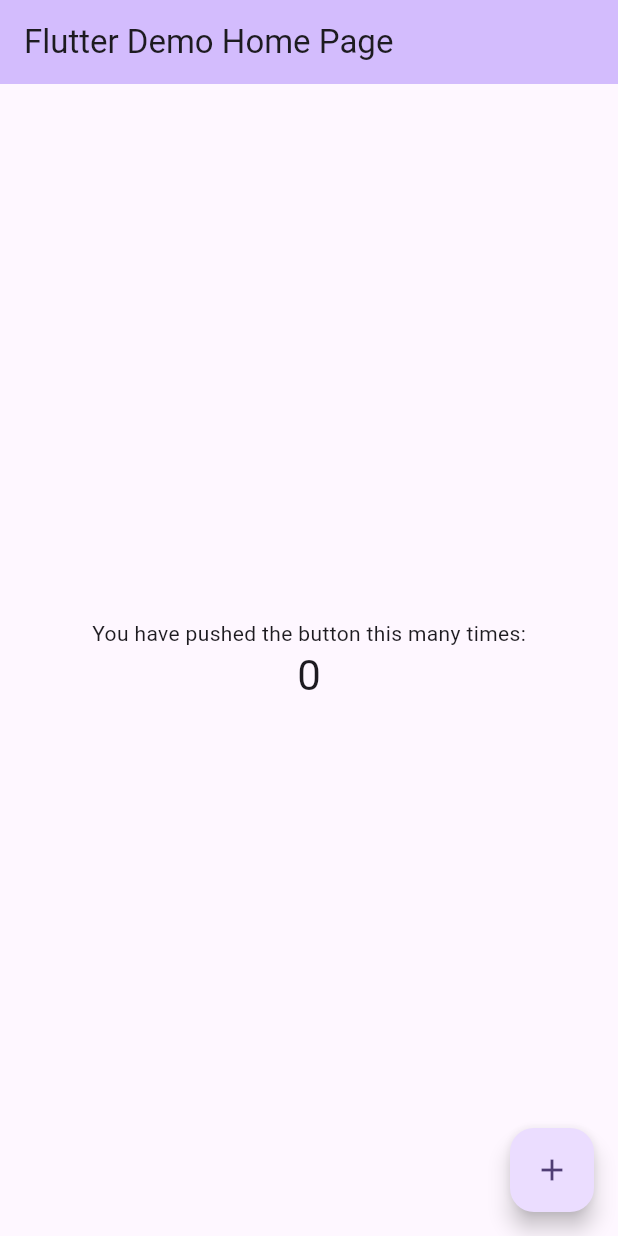
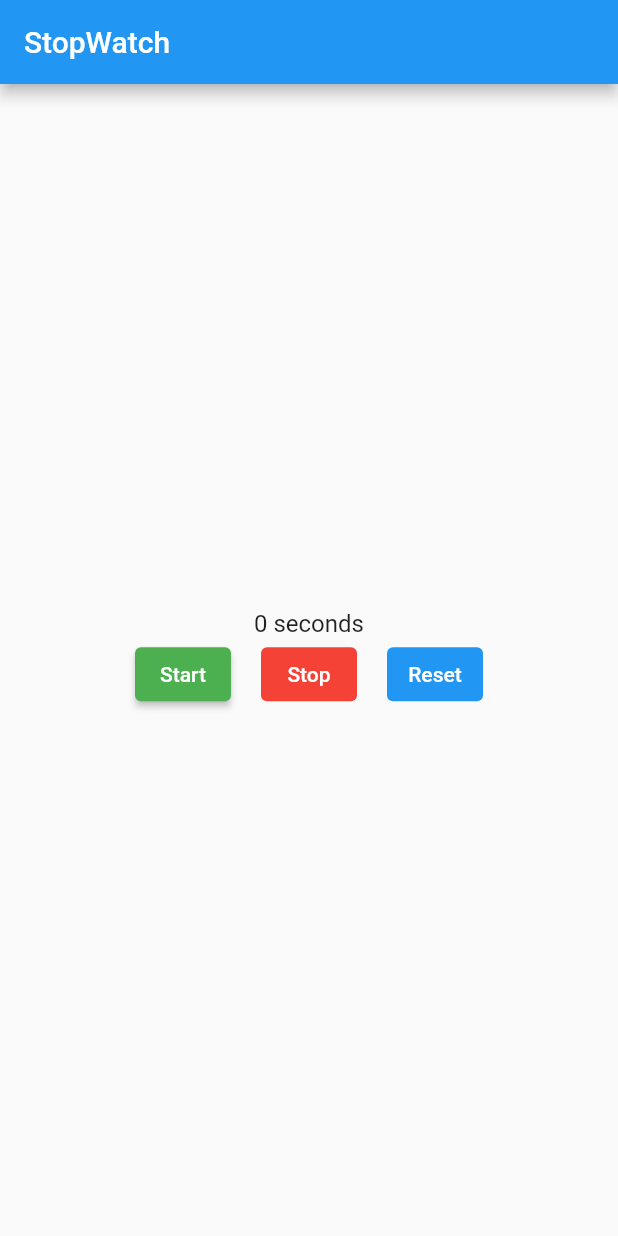
Before and after one commit to RianKenji/Pertemuan3MobProg, a Flutter app: the screen it shows after launch, on a phone screen of 412 x 824 dp. Run offline on Flutter 3.47's test engine with Material 2 defaults, Android fonts, the phone set to English and light mode, and no system bars.

Commit message:
Exit commit

```diff
--- a/lib/main.dart
+++ b/lib/main.dart
@@ -1,125 +1,12 @@
 import 'package:flutter/material.dart';
+import 'package:pertemuan3/stopwatch.dart';
 
-void main() {
-  runApp(const MyApp());
-}
+void main() => runApp(StopWatchApp());
 
-class MyApp extends StatelessWidget {
-  const MyApp({super.key});
-
-  // This widget is the root of your application.
-  @override
-  Widget build(BuildContext context) {
+class StopWatchApp extends StatelessWidget{
+  Widget build (BuildContext context){
     return MaterialApp(
-      title: 'Flutter Demo',
-      theme: ThemeData(
-        // This is the theme of your application.
-        //
-        // TRY THIS: Try running your application with "flutter run". You'll see
-        // the application has a blue toolbar. Then, without quitting the app,
-        // try changing the seedColor in the colorScheme below to Colors.green
-        // and then invoke "hot reload" (save your changes or press the "hot
-        // reload" button in a Flutter-supported IDE, or press "r" if you used
-        // the command line to start the app).
-        //
-        // Notice that the counter didn't reset back to zero; the application
-        // state is not lost during the reload. To reset the state, use hot
-        // restart instead.
-        //
-        // This works for code too, not just values: Most code changes can be
-        // tested with just a hot reload.
-        colorScheme: ColorScheme.fromSeed(seedColor: Colors.deepPurple),
-        useMaterial3: true,
-      ),
-      home: const MyHomePage(title: 'Flutter Demo Home Page'),
+      home: StopWatch(),
     );
   }
 }
-
-class MyHomePage extends StatefulWidget {
-  const MyHomePage({super.key, required this.title});
-
-  // This widget is the home page of your application. It is stateful, meaning
-  // that it has a State object (defined below) that contains fields that affect
-  // how it looks.
-
-  // This class is the configuration for the state. It holds the values (in this
-  // case the title) provided by the parent (in this case the App widget) and
-  // used by the build method of the State. Fields in a Widget subclass are
-  // always marked "final".
-
-  final String title;
-
-  @override
-  State<MyHomePage> createState() => _MyHomePageState();
-}
-
-class _MyHomePageState extends State<MyHomePage> {
-  int _counter = 0;
-
-  void _incrementCounter() {
-    setState(() {
-      // This call to setState tells the Flutter framework that something has
-      // changed in this State, which causes it to rerun the build method below
-      // so that the display can reflect the updated values. If we changed
-      // _counter without calling setState(), then the build method would not be
-      // called again, and so nothing would appear to happen.
-      _counter++;
-    });
-  }
-
-  @override
-  Widget build(BuildContext context) {
-    // This method is rerun every time setState is called, for instance as done
-    // by the _incrementCounter method above.
-    //
-    // The Flutter framework has been optimized to make rerunning build methods
-    // fast, so that you can just rebuild anything that needs updating rather
-    // than having to individually change instances of widgets.
-    return Scaffold(
-      appBar: AppBar(
-        // TRY THIS: Try changing the color here to a specific color (to
-        // Colors.amber, perhaps?) and trigger a hot reload to see the AppBar
-        // change color while the other colors stay the same.
-        backgroundColor: Theme.of(context).colorScheme.inversePrimary,
-        // Here we take the value from the MyHomePage object that was created by
-        // the App.build method, and use it to set our appbar title.
-        title: Text(widget.title),
-      ),
-      body: Center(
-        // Center is a layout widget. It takes a single child and positions it
-        // in the middle of the parent.
-        child: Column(
-          // Column is also a layout widget. It takes a list of children and
-          // arranges them vertically. By default, it sizes itself to fit its
-          // children horizontally, and tries to be as tall as its parent.
-          //
-          // Column has various properties to control how it sizes itself and
-          // how it positions its children. Here we use mainAxisAlignment to
-          // center the children vertically; the main axis here is the vertical
-          // axis because Columns are vertical (the cross axis would be
-          // horizontal).
-          //
-          // TRY THIS: Invoke "debug painting" (choose the "Toggle Debug Paint"
-          // action in the IDE, or press "p" in the console), to see the
-          // wireframe for each widget.
-          mainAxisAlignment: MainAxisAlignment.center,
-          children: <Widget>[
-            const Text(
-              'You have pushed the button this many times:',
-            ),
-            Text(
-              '$_counter',
-              style: Theme.of(context).textTheme.headlineMedium,
-            ),
-          ],
-        ),
-      ),
-      floatingActionButton: FloatingActionButton(
-        onPressed: _incrementCounter,
-        tooltip: 'Increment',
-        child: const Icon(Icons.add),
-      ), // This trailing comma makes auto-formatting nicer for build methods.
-    );
-  }
-}
--- /dev/null
+++ b/lib/stopwatch.dart
@@ -0,0 +1,105 @@
+import 'dart:async';
+
+import 'package:flutter/material.dart';
+
+class StopWatch extends StatefulWidget{
+  @override
+  State createState() => StopWatchState();
+}
+
+class StopWatchState extends State<StopWatch> {
+
+  bool isTicking = true;
+  int seconds = 0;
+  late Timer timer;
+
+ /* void initState(){
+    super.initState();
+    isTicking = true;
+    seconds = 0;
+    timer = Timer.periodic(Duration(seconds: 1), _onTick);
+  }*/
+
+  void _onTick(Timer time){
+    setState(() {
+      ++seconds;
+    });
+  }
+
+  String _secondsString() => seconds == 1 ? 'second' : 'seconds';
+
+  void dispose(){
+    timer.cancel();
+    super.dispose();
+  }
+
+  void _startTimer(){
+    timer = Timer.periodic(Duration(seconds: 1), _onTick);
+    setState(() {
+      isTicking = true;
+    });
+  }
+
+  void _stopTimer(){
+    timer.cancel();
+    setState(() {
+      isTicking = false;
+    });
+  }
+  void _resetTimer(){
+    //timer.cancel();
+    setState(() {
+      seconds = 0;
+    });
+  }
+
+
+  Widget build (BuildContext context){
+    return Scaffold(
+      appBar: AppBar(
+        title: Text("StopWatch"),
+      ),
+      body: Column(
+        mainAxisAlignment: MainAxisAlignment.center,
+        children: <Widget>[
+          Text(
+            '$seconds ${_secondsString()}',
+            style: Theme.of(context).textTheme.titleMedium,
+          ),
+          SizedBox(width: 20),
+          Row(
+            mainAxisAlignment: MainAxisAlignment.center,
+            children: <Widget>[
+              ElevatedButton(
+                style: ButtonStyle(
+                  backgroundColor: MaterialStateProperty.all<Color>(Colors.green),
+                  foregroundColor: MaterialStateProperty.all<Color>(Colors.white),
+                ),
+                  onPressed: () => _startTimer(),
+                  child: Text('Start'),
+              ),
+              SizedBox(width: 20),
+              TextButton(
+                style: ButtonStyle(
+                  backgroundColor: MaterialStateProperty.all<Color>(Colors.red),
+                  foregroundColor: MaterialStateProperty.all<Color>(Colors.white),
+                ),
+                onPressed: () => _stopTimer(),
+                child: Text('Stop'),
+              ),
+              SizedBox(width: 20),
+              TextButton(
+                style: ButtonStyle(
+                  backgroundColor: MaterialStateProperty.all<Color>(Colors.blue),
+                  foregroundColor: MaterialStateProperty.all<Color>(Colors.white),
+                ),
+                onPressed: () => _resetTimer(),
+                child: Text('Reset'),
+              ),
+            ],
+          ),
+        ],
+        ),
+      );
+  }
+}
```
